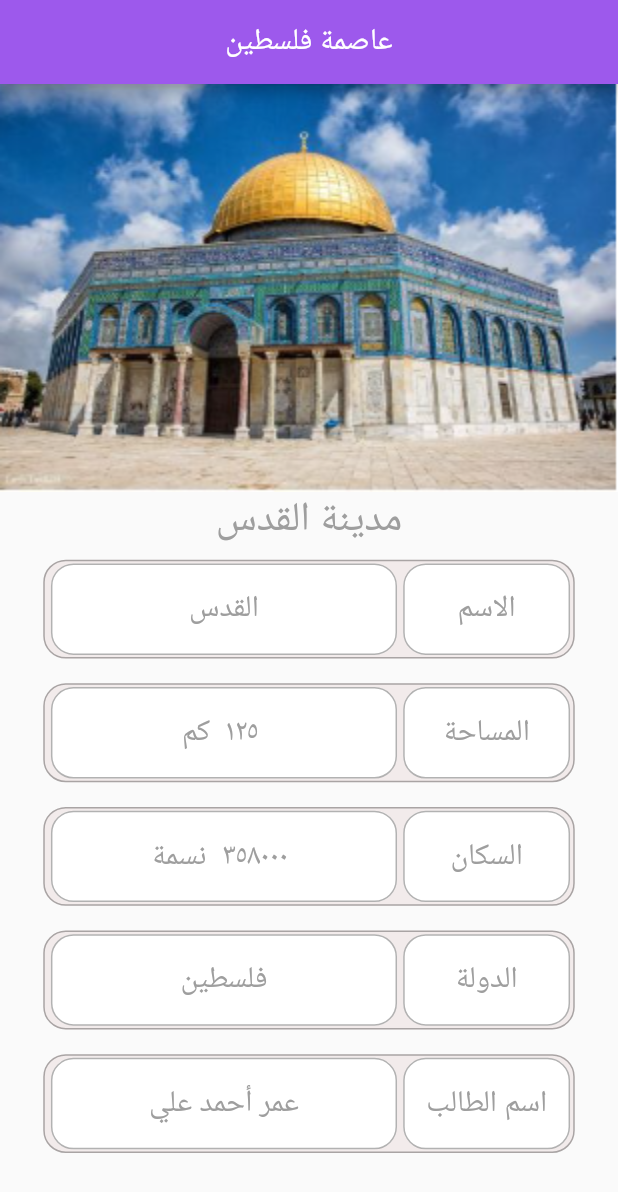
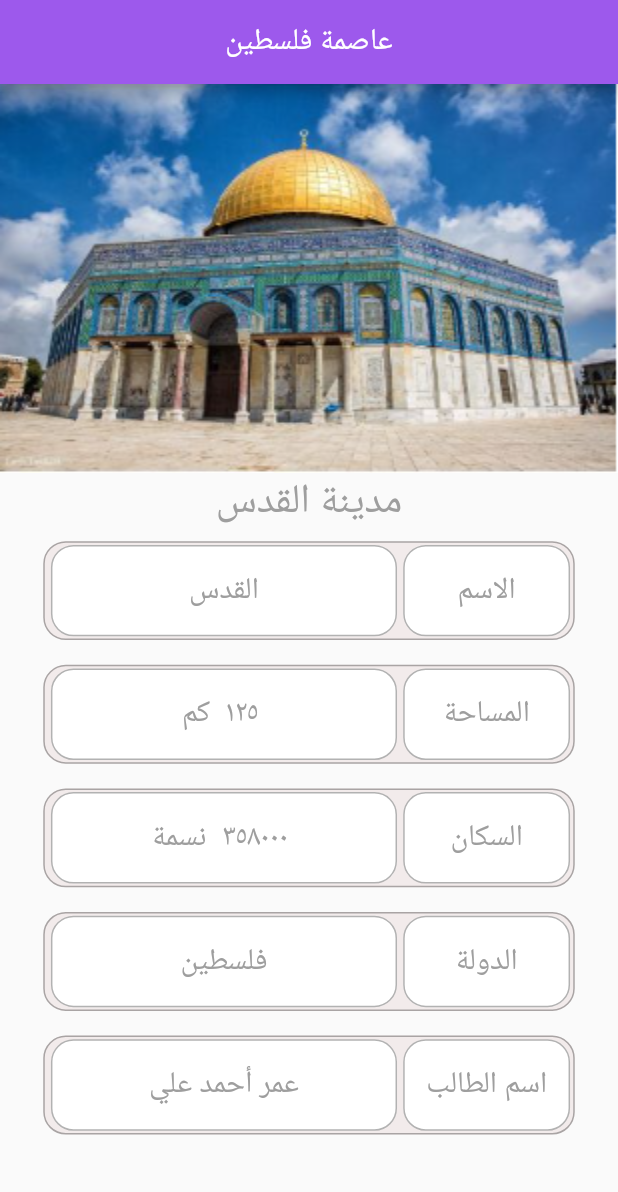
Before and after one commit to mohammedNaserHassan/quds, a Flutter app: the screen it shows after launch, on a phone screen of 412 x 824 dp. Shown: the top 1192 px of the screen. Run offline on Flutter 3.47's test engine with Material 2 defaults, Android fonts, the phone set to English and light mode, and no system bars.

```diff
--- a/lib/Screens/QudsScreen.dart
+++ b/lib/Screens/QudsScreen.dart
@@ -17,7 +17,7 @@ class QudsScreen extends StatelessWidget {
           children: [
             Container(
               width: MediaQuery.of(context).size.width,
-              height: MediaQuery.of(context).size.height*0.33,
+              height: MediaQuery.of(context).size.height*0.315,
               decoration: BoxDecoration(
                 image: DecorationImage(
                   image: AssetImage('Images/Capture.PNG',),
```
Also changed, not shown: lib/main.dart (+6 -1 lines).
